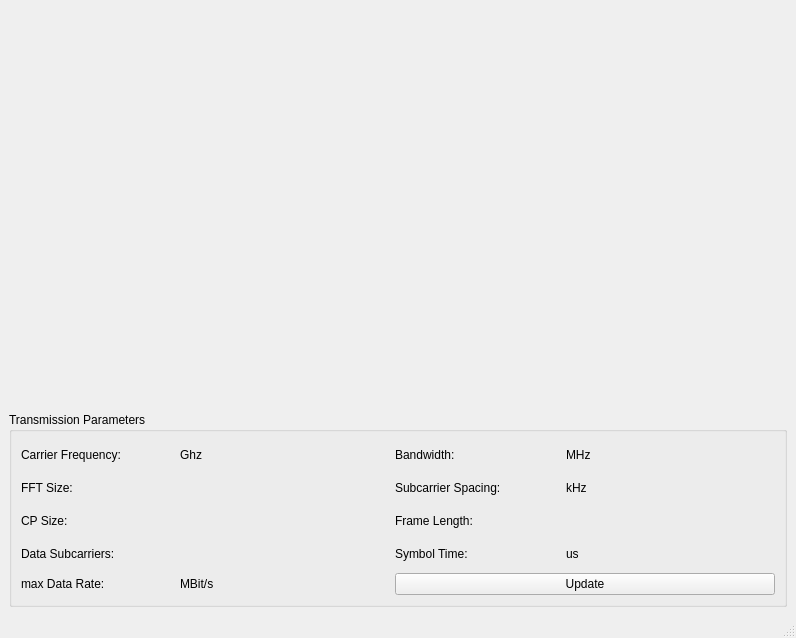
Qt form apps/gui/ofdm_tx_gui_window.ui (rwth-ti/gr-ofdm) before a commit.
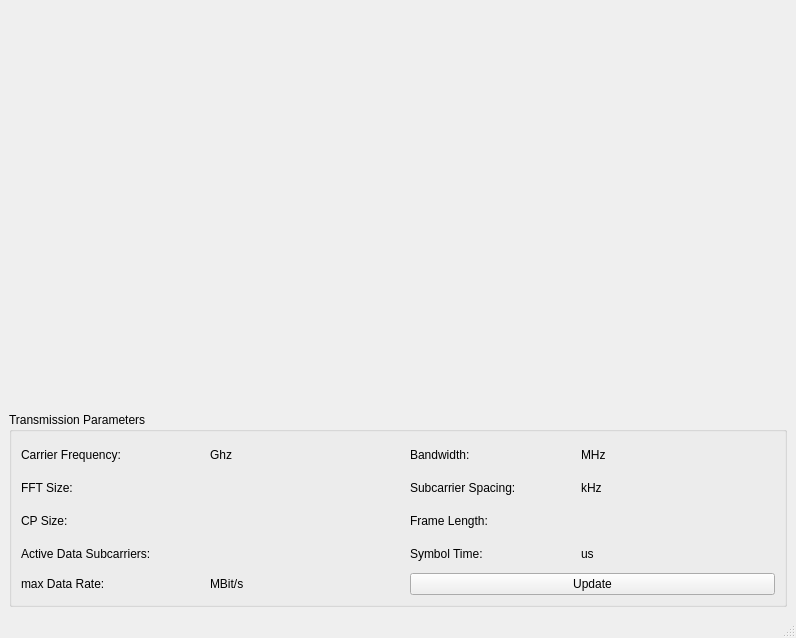
The same form after that commit. Custom widgets are drawn as their Qt base class.

Commit message: Fix different smaller problems in lab scripts and the gui.

```diff
--- a/apps/gui/ofdm_tx_gui_window.ui
+++ b/apps/gui/ofdm_tx_gui_window.ui
@@ -218,7 +218,7 @@
        <item row="3" column="0">
         <widget class="QLabel" name="label">
          <property name="text">
-          <string>Data Subcarriers:</string>
+          <string>Active Data Subcarriers:</string>
          </property>
         </widget>
        </item>
```
The commit also changes 6 other files.
